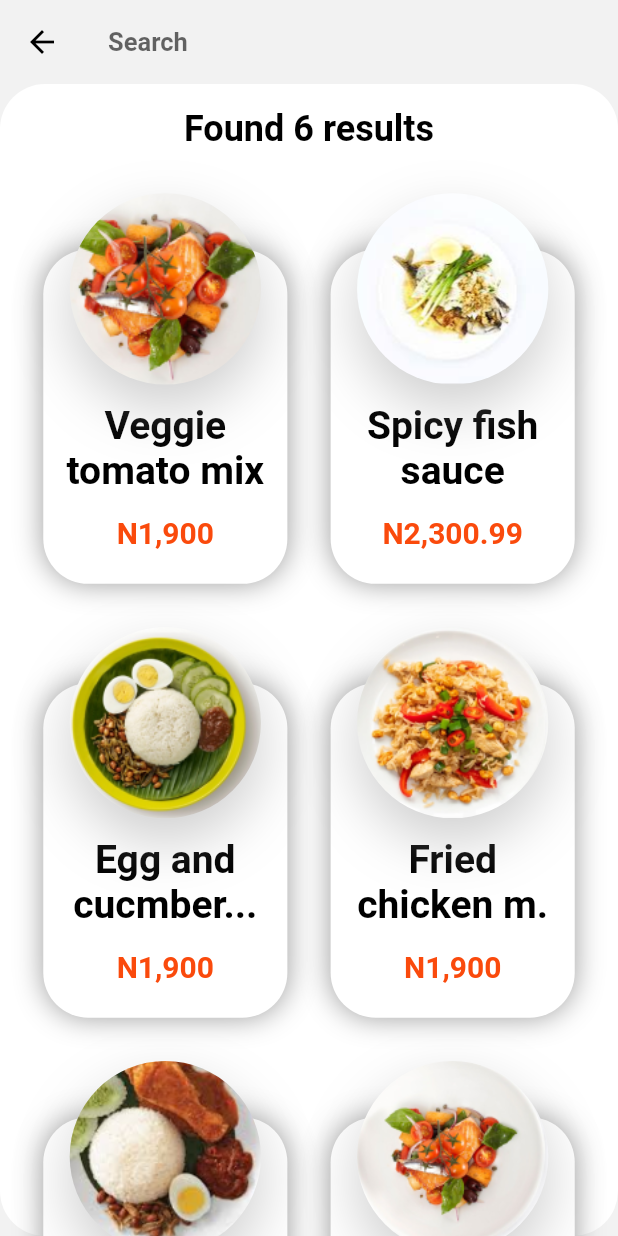
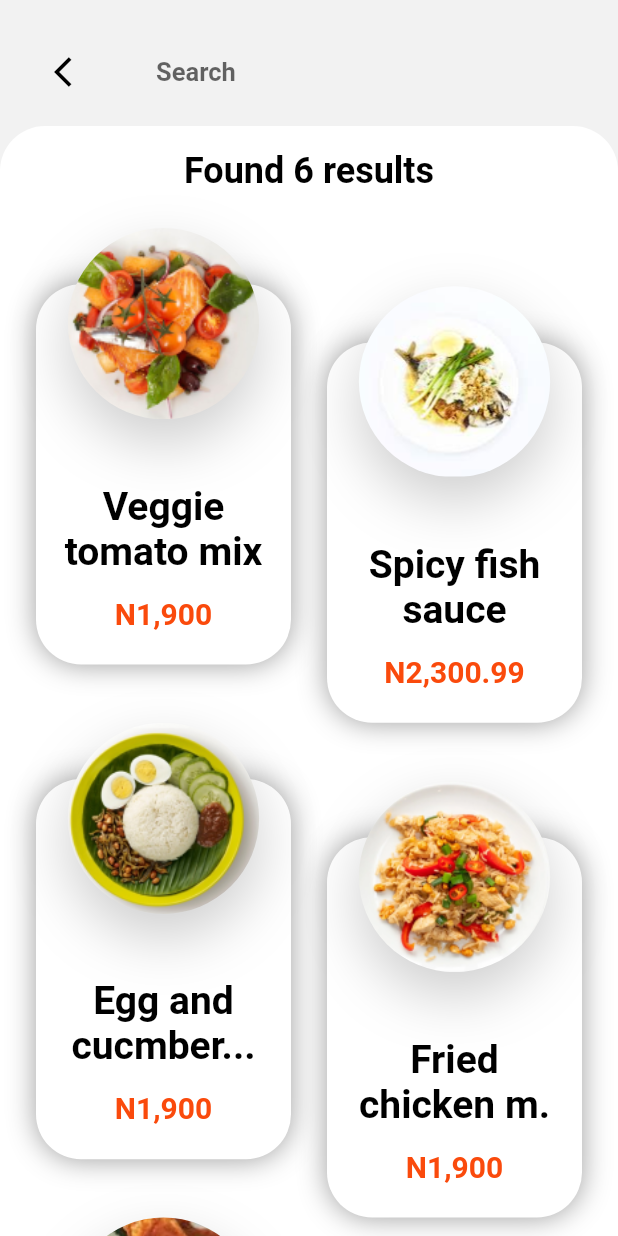
Before and after one commit to ManuelCasabel/food_delivery, a Flutter app: the RootScreen screen opened directly, after a tap on "see more", on a phone screen of 412 x 824 dp. Run offline on Flutter 3.47's test engine with Material 2 defaults, Android fonts, the phone set to English and light mode, and no system bars; our stand-ins replace badges, flutter_advanced_drawer, flutter_slidable, flutter_svg, get; Roboto replaces fonts that are missing (SF).

Commit message:
change gridview builder to custom for staggered viewing

```diff
--- a/lib/screens/root_screen/RootScreen.dart
+++ b/lib/root_navigator.dart
@@ -1,6 +1,8 @@
 
 import 'package:badges/badges.dart';
+import 'package:flutter/cupertino.dart';
 import 'package:flutter/material.dart';
+import 'package:flutter/services.dart';
 import 'package:flutter_advanced_drawer/flutter_advanced_drawer.dart';
 import 'package:flutter_svg/svg.dart';
 import 'package:food_delivery/constants/colors.dart';
@@ -111,12 +113,105 @@ class _RootScreenState extends State<RootScreen> {
           ),
         ),
         bottomNavigationBar: Obx(() =>
-          BottomNavBar(
-            selectedItemIndex: _navigatorController.navItemIndexSelected.value,
+          BottomNavigationBar(
+            type: BottomNavigationBarType.fixed,
+            showUnselectedLabels: false,
+            showSelectedLabels: false,
+            elevation: 0,
+            backgroundColor: SolidColors.backgroundScreens,
+            currentIndex: _navigatorController.navItemIndexSelected.value,
             onTap: (value ) {
               _navigatorController.navItemIndexSelected.value = value;
               _navigatorController.changeNavItemIndex(_navigatorController.navItemIndexSelected.value);
-            },),
+            }, items: [
+                BottomNavigationBarItem(icon: Container(
+                  decoration: BoxDecoration(
+                      borderRadius: BorderRadius.circular(16),
+                      boxShadow: [
+                        BoxShadow(
+                            color: _navigatorController.navItemIndexSelected.value == 0
+                                ? SolidColors.primaryColor.withOpacity(0.3)
+                                : Colors.transparent,
+                            blurRadius: 12),
+                      ]),
+                  child: Icon(
+                    _navigatorController.navItemIndexSelected.value == 0
+                        ? Icons.home_rounded
+                        : Icons.home_outlined,
+                    size: 32,
+                    color: _navigatorController.navItemIndexSelected.value == 0
+                        ? SolidColors.primaryColor
+                        : Colors.grey.shade400,
+                  ),
+                ),label: 'home'),
+                BottomNavigationBarItem(icon: Container(
+                  decoration: BoxDecoration(
+                      borderRadius: BorderRadius.circular(16),
+                      boxShadow: [
+                        BoxShadow(
+                            color: _navigatorController.navItemIndexSelected.value == 1
+                                ? SolidColors.primaryColor.withOpacity(0.3)
+                                : Colors.transparent,
+                            blurRadius: 12),
+                      ]),
+                  child: Container(
+                    decoration: BoxDecoration(
+                        borderRadius: BorderRadius.circular(16),
+                        boxShadow: [
+                          BoxShadow(
+                              color: _navigatorController.navItemIndexSelected.value == 1
+                                  ? SolidColors.primaryColor.withOpacity(0.3)
+                                  : Colors.transparent,
+                              blurRadius: 8),
+                        ]),
+                    child: Icon(
+                      _navigatorController.navItemIndexSelected.value == 1
+                          ? CupertinoIcons.suit_heart_fill
+                          : CupertinoIcons.suit_heart,
+                      size: 32,
+                      color: _navigatorController.navItemIndexSelected.value == 1
+                          ? SolidColors.primaryColor
+                          : Colors.grey.shade400,
+                    ),
+                  ),
+                ),label: 'favourite'),
+                BottomNavigationBarItem(icon: Container(
+                  decoration: BoxDecoration(
+                      borderRadius: BorderRadius.circular(16),
+                      boxShadow: [
+                        BoxShadow(
+                            color: _navigatorController.navItemIndexSelected.value == 2
+                                ? SolidColors.primaryColor.withOpacity(0.3)
+                                : Colors.transparent,
+                            blurRadius: 12),
+                      ]),
+                  child: Icon(
+                    _navigatorController.navItemIndexSelected.value == 2 ? Icons.person : Icons.person_outline,
+                    size: 32,
+                    color: _navigatorController.navItemIndexSelected.value == 2
+                        ? SolidColors.primaryColor
+                        : Colors.grey.shade400,
+                  ),
+                ),label: 'profile'),
+                BottomNavigationBarItem(icon: Container(
+                  decoration: BoxDecoration(
+                      borderRadius: BorderRadius.circular(16),
+                      boxShadow: [
+                        BoxShadow(
+                            color: _navigatorController.navItemIndexSelected.value == 3
+                                ? SolidColors.primaryColor.withOpacity(0.3)
+                                : Colors.transparent,
+                            blurRadius: 12),
+                      ]),
+                  child: Icon(
+                    Icons.history,
+                    size: 32,
+                    color: _navigatorController.navItemIndexSelected.value == 3
+                        ? SolidColors.primaryColor
+                        : Colors.grey.shade400,
+                  ),
+                ),label: 'history'),
+          ],),
         ),
       );
   }
--- a/lib/screens/home_screen/components/bottom_nav_bar.dart
+++ /dev/null
@@ -1,40 +0,0 @@
-import 'package:flutter/material.dart';
-import 'package:flutter_svg/svg.dart';
-
-import '../../../constants/colors.dart';
-
-class BottomNavBar extends StatelessWidget {
-  final Function(int) onTap;
-  final int selectedItemIndex;
-  const BottomNavBar({required this.onTap,this.selectedItemIndex = 0,Key? key}) : super(key: key);
-
-  @override
-  Widget build(BuildContext context) {
-    return SizedBox(
-      height: 64,
-      child: Row(
-        mainAxisAlignment: MainAxisAlignment.spaceEvenly,
-        children: [
-          IconButton(onPressed: (){
-            onTap(0);
-          },
-              icon: Icon(Icons.home_outlined,size: 31,
-                color: selectedItemIndex ==0 ? SolidColors.primaryColor : Colors.grey,)
-
-          ),
-          IconButton(onPressed: (){
-            onTap(1);
-          },
-              icon: SvgPicture.asset('assets/icons/heart.svg',color: selectedItemIndex==1 ? SolidColors.primaryColor : null,)
-          ),
-          IconButton(onPressed: (){
-            onTap(2);
-          }, icon: SvgPicture.asset('assets/icons/user.svg',color: selectedItemIndex==2 ? SolidColors.primaryColor : null,)),
-          IconButton(onPressed: (){
-            onTap(3);
-          }, icon: SvgPicture.asset('assets/icons/ic_sharp-history.svg',color: selectedItemIndex==3 ? SolidColors.primaryColor : null,)),
-        ],
-      ),
-    );
-  }
-}
--- a/lib/screens/more_items_screen/more_items_screen.dart
+++ b/lib/screens/more_items_screen/more_items_screen.dart
@@ -1,5 +1,6 @@
 
 import 'package:flutter/material.dart';
+import 'package:flutter_staggered_grid_view/flutter_staggered_grid_view.dart';
 import 'package:food_delivery/controllers/food_controller.dart';
 import 'package:food_delivery/controllers/search_controller.dart';
 import 'package:food_delivery/screens/home_screen/components/food_item.dart';
@@ -20,8 +21,7 @@ class _MoreItemsScreenState extends State<MoreItemsScreen> {
 
   @override
   Widget build(BuildContext context) {
-    var size = MediaQuery.of(context).size;
-    var bodyMargin = size.width * 0.07;
+    var bodyMargin = 12.0;
     return Obx(
         () =>
       Scaffold(
@@ -31,8 +31,12 @@ class _MoreItemsScreenState extends State<MoreItemsScreen> {
     );
   }
 
-  AppBar buildAppBar(BuildContext context) {
-    return AppBar(
+  PreferredSize buildAppBar(BuildContext context) {
+    return PreferredSize(
+      preferredSize: const Size(double.infinity, 84),
+      child: Padding(
+        padding: const EdgeInsets.fromLTRB(8, 20, 8, 0),
+        child: AppBar(
             iconTheme: const IconThemeData(
               color: Colors.black
             ),
@@ -57,6 +61,20 @@ class _MoreItemsScreenState extends State<MoreItemsScreen> {
 
             ),
             centerTitle: true,
+            leading: Padding(
+              padding: const EdgeInsets.symmetric(horizontal: 8),
+              child: IconButton(
+                onPressed: (){
+                  FocusScope.of(context).unfocus();
+                  _searchController.searchBarController.clear();
+                  Get.back();
+                },
+                  icon: const Icon(Icons.arrow_back_ios)
+              ),
+            ),
+            leadingWidth: 80,
+          ),
+      ),
     );
   }
 
@@ -68,9 +86,9 @@ class _MoreItemsScreenState extends State<MoreItemsScreen> {
       subTitle: '',
     ) : Container(
       height: double.infinity,
-      decoration: BoxDecoration(
+      decoration: const BoxDecoration(
         color: Colors.white,
-        borderRadius: BorderRadius.circular(30)
+        borderRadius: BorderRadius.only(topLeft: Radius.circular(30),topRight: Radius.circular(30),)
       ),
       child: SingleChildScrollView(
         physics: const BouncingScrollPhysics(),
@@ -86,19 +104,35 @@ class _MoreItemsScreenState extends State<MoreItemsScreen> {
     );
   }
 
-  GridView buildGridView(double bodyMargin) {
-    return GridView.count(
+  Widget buildGridView(double bodyMargin) {
+    return GridView.custom(
+        padding: EdgeInsets.symmetric(horizontal: bodyMargin,vertical: bodyMargin*2),
         shrinkWrap: true,
-        crossAxisCount: 2,
-        crossAxisSpacing: bodyMargin,
-        mainAxisSpacing: bodyMargin,
-        childAspectRatio: 1/1.6,
-        padding: EdgeInsets.all(bodyMargin),
         physics: const BouncingScrollPhysics(),
-        children: List.generate(_searchController.searchItemList.length, (index) =>
-            FoodItem(
-                item: _searchController.searchItemList[index],
-            )
+        gridDelegate: SliverStairedGridDelegate(
+        //crossAxisCount: 2,
+        //crossAxisSpacing: 8,
+        //mainAxisSpacing: bodyMargin,
+        pattern: [
+          const StairedGridTile(0.5, 1/1.5),
+          const StairedGridTile(0.5, 1/1.7),
+        ],
+        //childAspectRatio: 1/1.7,
+
+      ),
+      childrenDelegate: SliverChildBuilderDelegate(
+        (context, index) {
+          return Column(
+            children: [
+              const Spacer(),
+              AspectRatio(aspectRatio: 1/1.5,child: Padding(
+                padding: EdgeInsets.symmetric(horizontal: bodyMargin),
+                child: FoodItem(item: _searchController.searchItemList[index],),
+              ),),
+            ],
+          );
+      },
+        childCount: _searchController.searchItemList.length,
       ),
     );
   }
```
Lines whose indentation alone changed are shown as unchanged.
